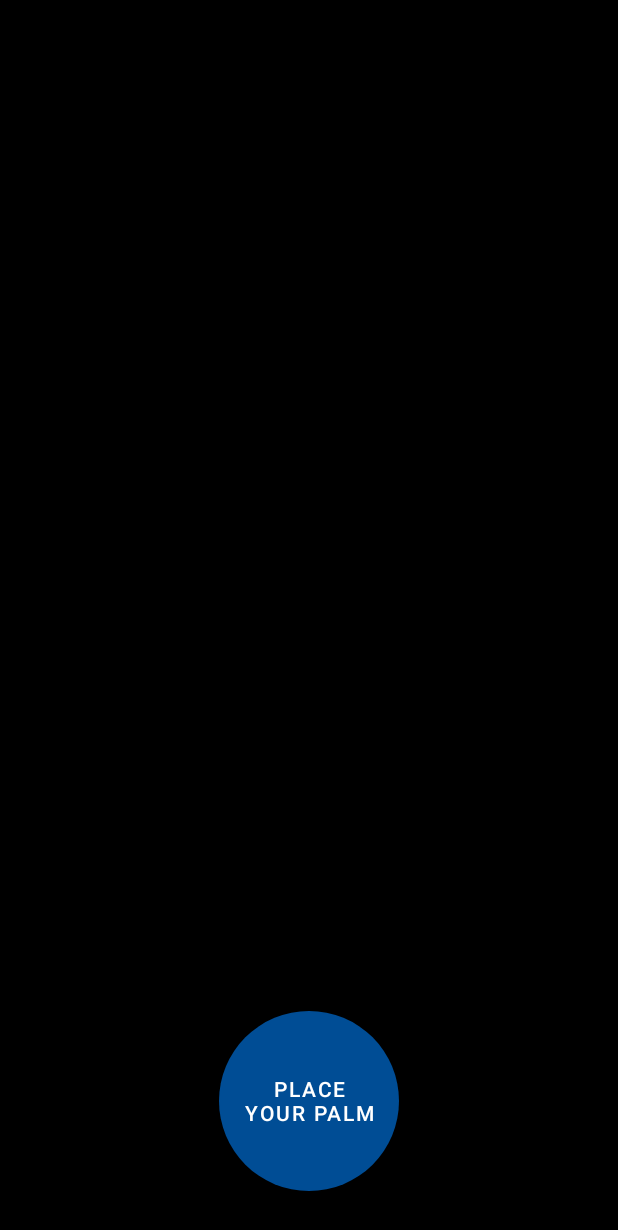
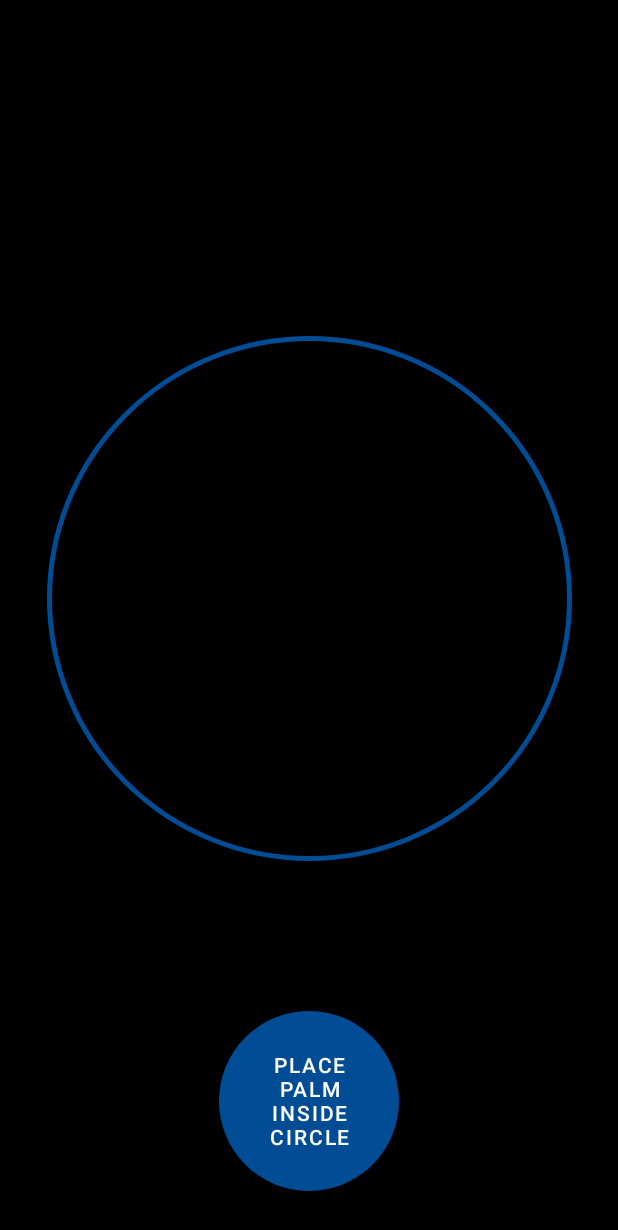
Before and after one commit to Shivakar7/palm_collector, an Android app: the CameraActivity screen opened directly, with no data from a screen before it, on a phone screen of 412 x 824 dp. Shown: the top 1230 px of the screen. Run offline under Robolectric (Android 15) with nearby library versions, the phone set to English and light mode, and no system bars; libraries missing offline, so code that uses them is left out: com.google.mediapipe.components, com.google.mediapipe.framework, com.google.mediapipe.solutioncore, com.google.mediapipe.solutions; 18 statements that could not run were skipped.

Commit message:
Palm collector 1.1

```diff
--- a/app/src/main/java/com/example/palmcollector/AddSubjectActivity.kt
+++ b/app/src/main/java/com/example/palmcollector/AddSubjectActivity.kt
@@ -52,10 +52,6 @@ class AddSubjectActivity : AppCompatActivity() {
     // Intent data
     private var existSubLeftSize = 0
     private var existSubRightSize = 0
-
-    private var isNavigated = false
-
-
 
     private var leftOrRight : String? = null
     private var palmOrBack : String? = null
@@ -179,13 +175,9 @@ class AddSubjectActivity : AppCompatActivity() {
             var subName = findViewById<EditText>(R.id.etSubjectName).text.toString()
             Log.e("theonclickworks", "$subName")
             if (flag == false) {
-                //if(isNavigated==false){
                 for (i in 0..(MainActivity.subjectList.subjects.size - 1)) {
-                    //Log.e("subjectsizeu", "${MainActivity.subjectList.subjects.size - 1}")
-                    //Log.e("bon", "${MainActivity.subjectList.subjects[i].subjectID}")
                     if (MainActivity.subjectList.subjects[i].subjectID.equals(subName)) {
                         flag = true
-                        //isNavigated = true
                         Toast.makeText(this, "Subject ID already exists!", Toast.LENGTH_SHORT).show()
                         Log.e("equalworks", "${MainActivity.subjectList.subjects[i].subjectID}")
                         val intent = Intent(this@AddSubjectActivity, AddSubjectActivity::class.java)
@@ -195,7 +187,6 @@ class AddSubjectActivity : AppCompatActivity() {
                         break
                     }
                 }
-                //performImageCapture()
             } else {
                 performImageCapture()
                 flag = true
@@ -296,22 +287,6 @@ class AddSubjectActivity : AppCompatActivity() {
             }
     }
 
-    private fun listFiles(): List<File>{
-        var path = Environment.getExternalStorageDirectory().toString()+"/palm_collector_images";
-        Log.d("Files","Path:"+path)
-        val directory=File(path)
-        if(!directory.exists()){
-            return arrayListOf()
-        }
-        val files=arrayListOf<File>(*directory.listFiles())
-
-        files.sortWith { text1, text2 ->
-            text1.compareTo(text2)
-        }
-        Log.d("Files","Size:"+files.size)
-        return files
-    }
-
     private fun performImageCapture() {
         val pickImageIntent = Intent(this, CameraActivity::class.java)
         imageGetter!!.launch(pickImageIntent)
--- a/app/src/main/java/com/example/palmcollector/CameraActivity.kt
+++ b/app/src/main/java/com/example/palmcollector/CameraActivity.kt
@@ -38,6 +38,8 @@ class CameraActivity : AppCompatActivity(){
     private var imageView: HandsResultImageView? = null
 
     private var leftOrRight: String? = null
+
+    private var framecount = 0
 
     private enum class InputSource {
         CAMERA
@@ -152,15 +154,17 @@ class CameraActivity : AppCompatActivity(){
                         area += (s*(s-a)*(s-b)*(s-c))
                     }
 
-                    Log.i("areavalue", "$area")
+                    Log.e("areavalue", "$area")
 
                     //runOnUiThread {
-                    if(area in 1.0..1.3){
+                    if(area in 0.3..1.0){
+                        framecount++
                         Log.i("beluga_isPalm", "${imageView?.frontOrBack(handsResult)}")
                         Log.i("walter_isLeft", "${imageView?.calculatehandedness(handsResult)}")
                         runOnUiThread{guide.text = "Hold still"}
                         //stopCurrentPipeline()
                         //imageanalysis
+                        if(framecount>15){
                             var bitmap = handsResult.inputBitmap()
                             if (imageView?.calculatehandedness(handsResult) == true) {
                                 leftOrRight = "right"
@@ -198,11 +202,18 @@ class CameraActivity : AppCompatActivity(){
                         i.putExtra("frontOrBack_intent", palmOrBack)
                         setResult(78, i)
                         finish()
-                    } else if (area in 0.0..1.0) {
+                        }
+
+                    } else if (area in 0.0..0.3) {
                         runOnUiThread{guide.text = "Bring palm closer"}
-                    } else if (area > 1.3){
+                        framecount = 0
+                    } else if (area > 1.0){
                         runOnUiThread{guide.text = "Place palm further"}
+                        framecount = 0
                     }
+                } else {
+                    framecount = 0
+                    runOnUiThread{guide.text = "Place palm inside circle"}
                 }
             })
 
--- a/app/src/main/java/com/example/palmcollector/MainActivity.kt
+++ b/app/src/main/java/com/example/palmcollector/MainActivity.kt
@@ -136,7 +136,6 @@ class MainActivity : AppCompatActivity() {
                 }
             }).onSameThread()
             .check()
-
     }
 
     override fun onRestart() {
--- /dev/null
+++ b/app/src/main/res/drawable/circle.xml
@@ -0,0 +1,6 @@
+<shape xmlns:android="http://schemas.android.com/apk/res/android"
+    android:shape="oval">
+    <stroke
+        android:width="3dp"
+        android:color="@color/hid_blue"/>
+</shape>
--- a/app/src/main/res/layout/activity_camera.xml
+++ b/app/src/main/res/layout/activity_camera.xml
@@ -8,7 +8,6 @@
     android:background="@color/black"
     tools:context=".MainActivity">
 
-
     <Button
         android:id="@+id/camera_capture_button"
         android:layout_width="120dp"
@@ -16,12 +15,22 @@
         android:layout_marginBottom="30dp"
         android:background="@drawable/capture_button"
         android:theme="@style/Theme.PalmCollector"
-                android:elevation="2dp"
         android:scaleType="fitCenter"
-                android:text="Place your palm"
+        android:text="Place palm inside circle"
         app:layout_constraintBottom_toBottomOf="parent"
         app:layout_constraintLeft_toLeftOf="parent"
         app:layout_constraintRight_toRightOf="parent" />
+
+    <ImageView
+        android:id="@+id/imageView"
+        android:layout_width="350dp"
+        android:layout_height="350dp"
+        android:layout_marginBottom="100dp"
+        android:elevation="2dp"
+        app:layout_constraintBottom_toTopOf="@+id/camera_capture_button"
+        app:layout_constraintEnd_toEndOf="parent"
+        app:layout_constraintStart_toStartOf="parent"
+        app:srcCompat="@drawable/circle" />
 
     <FrameLayout
         android:id="@+id/preview_display_layout"
@@ -30,7 +39,6 @@
         app:layout_constraintEnd_toEndOf="parent"
         app:layout_constraintStart_toStartOf="parent"
         app:layout_constraintTop_toTopOf="parent">
-
 
         <TextView
             android:id="@+id/no_view"
--- a/app/src/main/res/values-night/themes.xml
+++ b/app/src/main/res/values-night/themes.xml
@@ -2,15 +2,15 @@
     <!-- Base application theme. -->
     <style name="Theme.PalmCollector" parent="Theme.MaterialComponents.DayNight.DarkActionBar">
         <!-- Primary brand color. -->
-        <item name="colorPrimary">@color/purple_200</item>
-        <item name="colorPrimaryVariant">@color/purple_700</item>
+        <item name="colorPrimary">@color/hid_blue</item>
+        <item name="colorPrimaryVariant">@color/hid_blue</item>
         <item name="colorOnPrimary">@color/black</item>
         <!-- Secondary brand color. -->
         <item name="colorSecondary">@color/teal_200</item>
         <item name="colorSecondaryVariant">@color/teal_200</item>
         <item name="colorOnSecondary">@color/black</item>
         <!-- Status bar color. -->
-        <item name="android:statusBarColor">?attr/colorPrimaryVariant</item>
+        <item name="android:statusBarColor">@color/hid_blue</item>
         <!-- Customize your theme here. -->
     </style>
 </resources>
```
Lines whose indentation alone changed are shown as unchanged.
